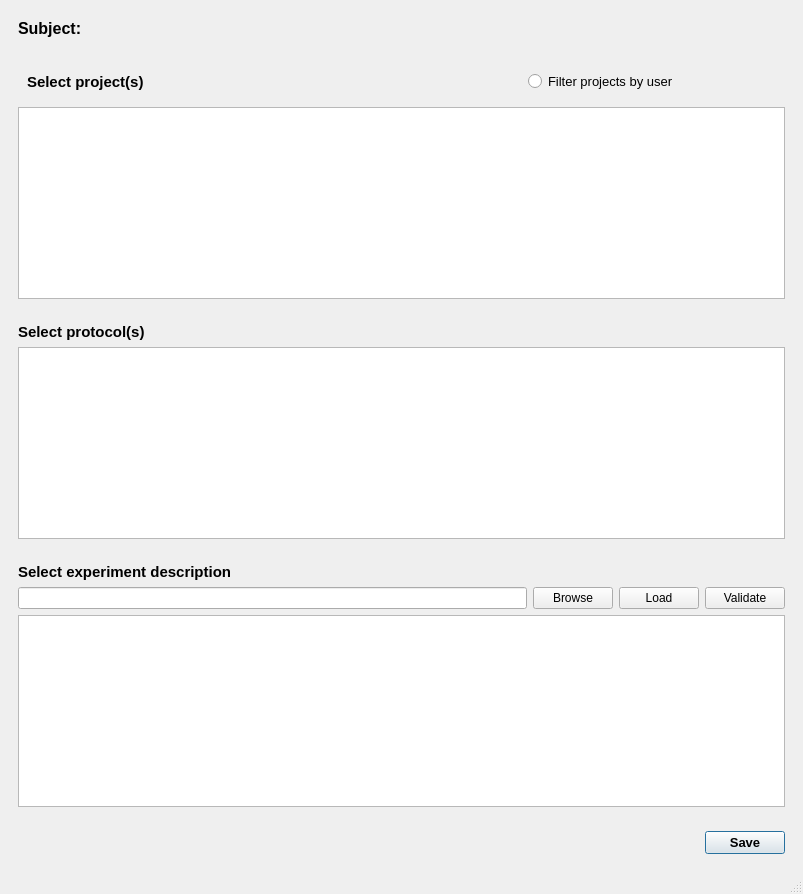
First picture: the form in deploy/project_procedure_gui/project_protocol_form.ui, repository int-brain-lab/iblscripts, before the edit.
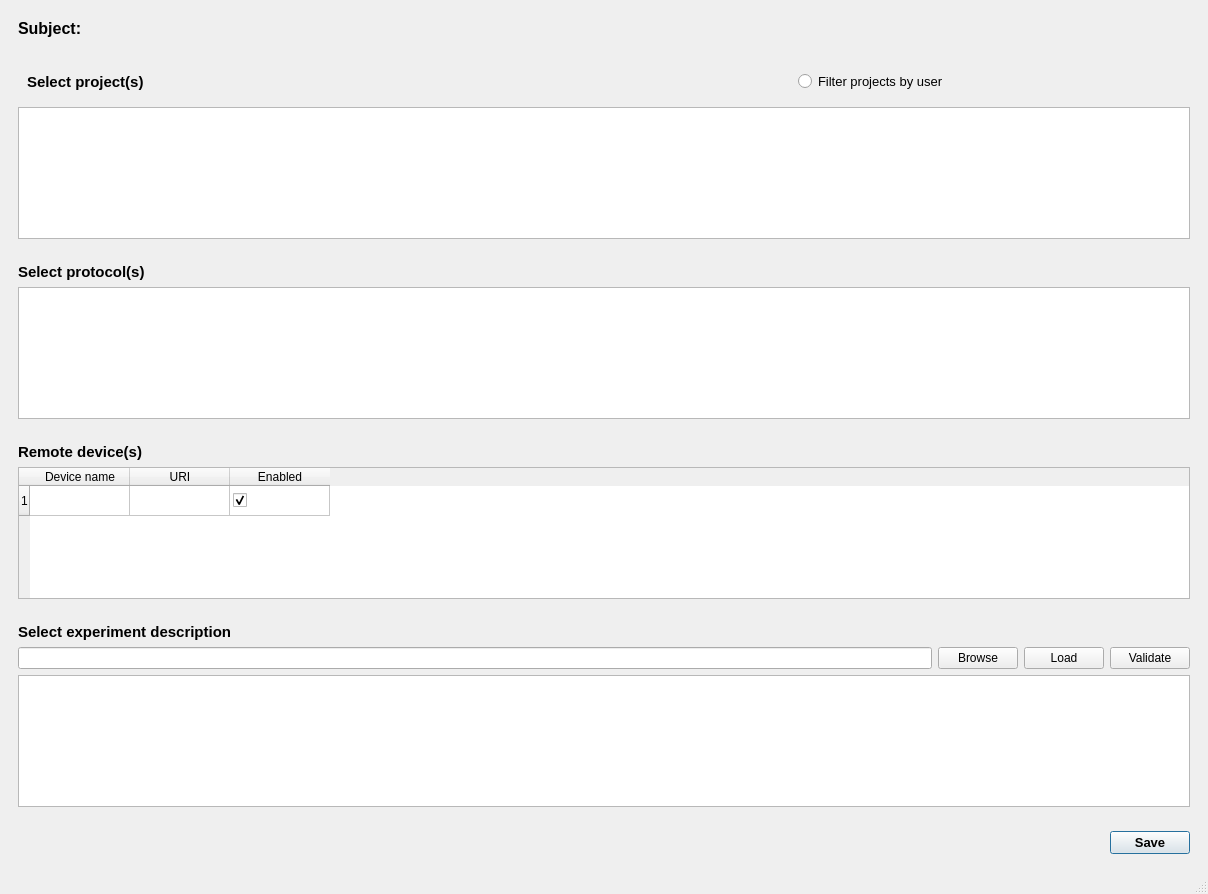
Second picture: the form after the edit.

Commit message: Remote devices GUI

Diff of the .ui file:
```diff
--- a/deploy/project_procedure_gui/project_protocol_form.ui
+++ b/deploy/project_procedure_gui/project_protocol_form.ui
@@ -6,7 +6,7 @@
    <rect>
     <x>0</x>
     <y>0</y>
-    <width>803</width>
+    <width>1208</width>
     <height>894</height>
    </rect>
   </property>
@@ -127,6 +127,89 @@
       </layout>
      </widget>
     </item>
+    <item>
+     <widget class="QWidget" name="verticalWidget" native="true">
+      <layout class="QVBoxLayout" name="verticalLayout_5">
+       <property name="leftMargin">
+        <number>9</number>
+       </property>
+       <property name="topMargin">
+        <number>9</number>
+       </property>
+       <property name="rightMargin">
+        <number>9</number>
+       </property>
+       <property name="bottomMargin">
+        <number>9</number>
+       </property>
+       <item>
+        <widget class="QLabel" name="remoteDeviceLabel">
+         <property name="font">
+          <font>
+           <pointsize>11</pointsize>
+           <weight>75</weight>
+           <bold>true</bold>
+          </font>
+         </property>
+         <property name="text">
+          <string>Remote device(s)</string>
+         </property>
+        </widget>
+       </item>
+       <item>
+        <widget class="QTableWidget" name="remoteDeviceTable">
+         <property name="alternatingRowColors">
+          <bool>true</bool>
+         </property>
+         <property name="sortingEnabled">
+          <bool>true</bool>
+         </property>
+         <property name="columnCount">
+          <number>3</number>
+         </property>
+         <row>
+          <property name="text">
+           <string>1</string>
+          </property>
+         </row>
+         <column>
+          <property name="text">
+           <string>Device name</string>
+          </property>
+         </column>
+         <column>
+          <property name="text">
+           <string>URI</string>
+          </property>
+         </column>
+         <column>
+          <property name="text">
+           <string>Enabled</string>
+          </property>
+         </column>
+         <item row="0" column="0">
+          <property name="text">
+           <string/>
+          </property>
+         </item>
+         <item row="0" column="1">
+          <property name="text">
+           <string/>
+          </property>
+         </item>
+         <item row="0" column="2">
+          <property name="text">
+           <string/>
+          </property>
+          <property name="checkState">
+           <enum>Checked</enum>
+          </property>
+         </item>
+        </widget>
+       </item>
+      </layout>
+     </widget>
+    </item>
     <item>
      <widget class="QWidget" name="expDescription" native="true">
       <property name="minimumSize">
```
Left out of the diff: 2 changed lines with no effect on the pictures. The commit also changes 3 other files.
